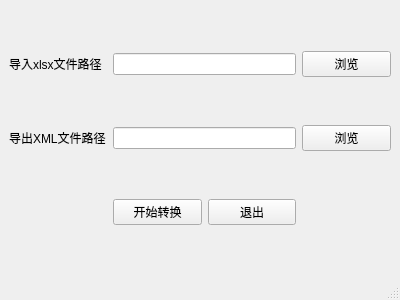
MaggieTian/PyqtTools, file TestLinkCaseCovert/src/Covert_UI.ui: the form before one commit.
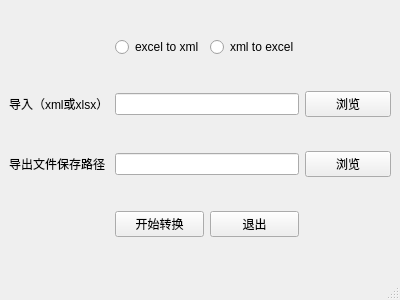
The form after the commit.

Commit message: modify UI to user can select which the way to convert

What changed in the file:
```diff
--- a/TestLinkCaseCovert/src/Covert_UI.ui
+++ b/TestLinkCaseCovert/src/Covert_UI.ui
@@ -44,20 +44,27 @@
       </property>
      </widget>
     </item>
+    <item row="0" column="1">
+     <widget class="QRadioButton" name="excel_to_xml">
+      <property name="text">
+       <string>excel to xml</string>
+      </property>
+     </widget>
+    </item>
+    <item row="0" column="2">
+     <widget class="QRadioButton" name="xml_to_excel">
+      <property name="text">
+       <string>xml to excel</string>
+      </property>
+     </widget>
+    </item>
     <item row="1" column="1" colspan="2">
      <widget class="QLineEdit" name="excel_path_edit"/>
     </item>
     <item row="2" column="0">
      <widget class="QLabel" name="xml_path_label">
       <property name="text">
-       <string>导出XML文件路径</string>
-      </property>
-     </widget>
-    </item>
-    <item row="1" column="0">
-     <widget class="QLabel" name="excel_path_label">
-      <property name="text">
-       <string>导入xlsx文件路径</string>
+       <string>导出文件保存路径</string>
       </property>
      </widget>
     </item>
@@ -75,6 +82,13 @@
       </property>
      </widget>
     </item>
+    <item row="1" column="0">
+     <widget class="QLabel" name="excel_path_label">
+      <property name="text">
+       <string>导入（xml或xlsx）</string>
+      </property>
+     </widget>
+    </item>
    </layout>
   </widget>
   <widget class="QMenuBar" name="menubar">
```
The commit also changes 4 other files.
